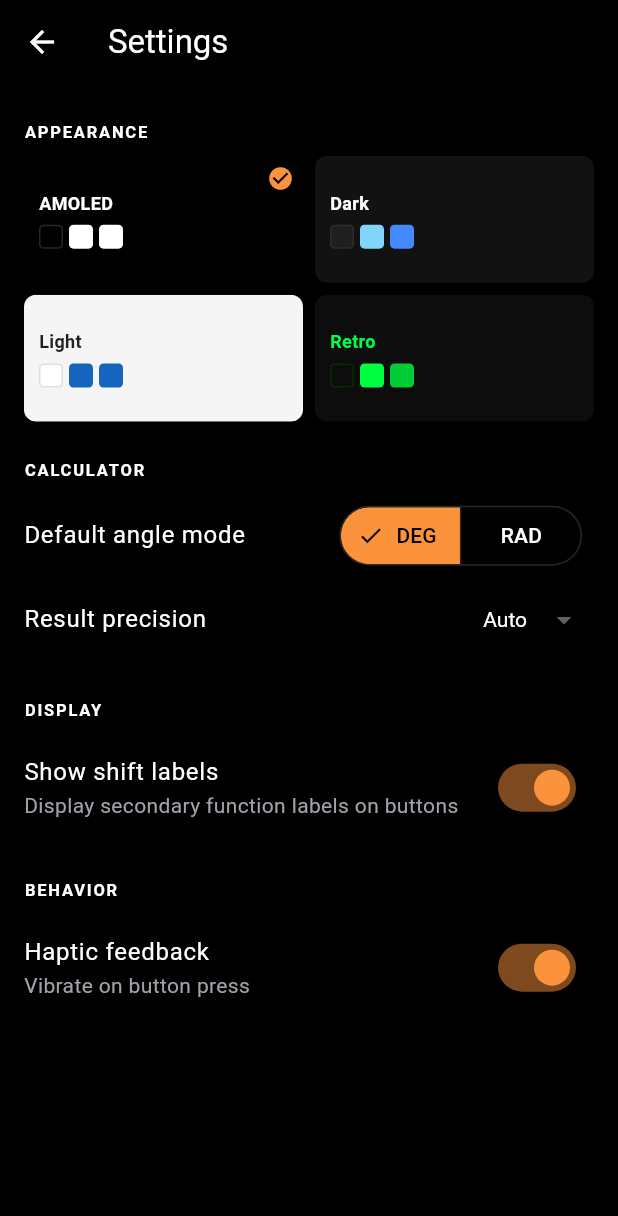
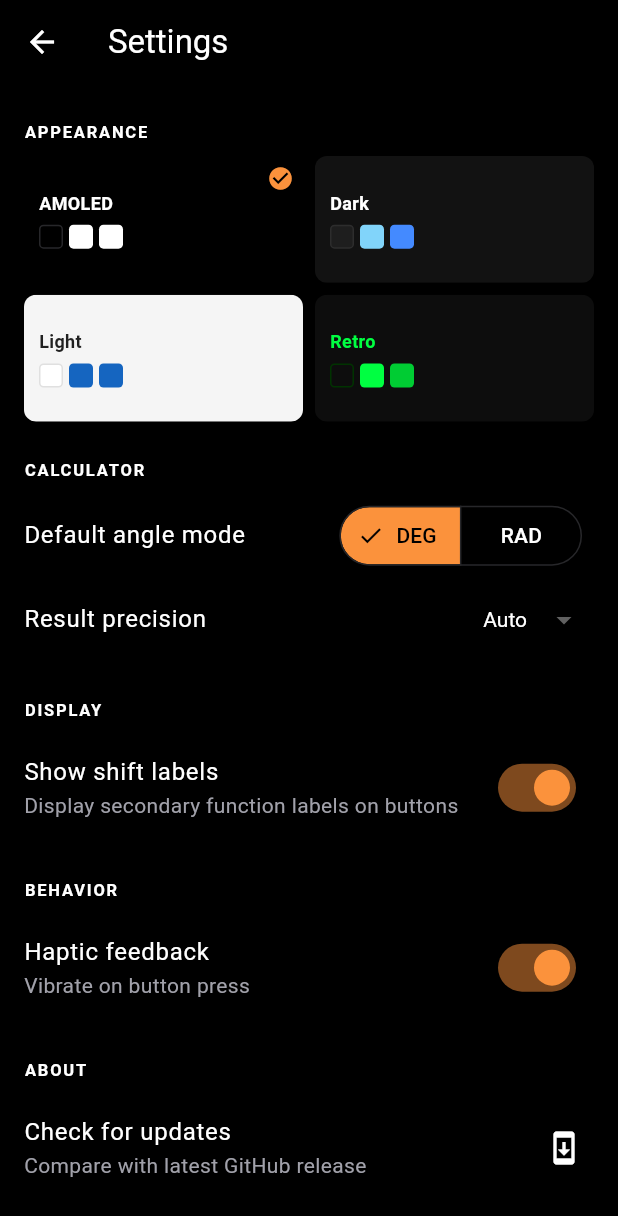
Before and after one commit to mliem2k/scientific-calculator, a Flutter app: the screen it shows after launch, after a tap on the "settings" icon, on a phone screen of 412 x 824 dp. Shown: the top 1216 px of the screen. Run offline on Flutter 3.47's test engine with Material 3 defaults, Android fonts, the phone set to English and light mode, and no system bars; our stand-ins replace shared_preferences.

Commit message:
fix: button grid layout, add Check for Updates to settings, rename app to Scientific Calculator

```diff
--- a/lib/screens/settings_screen.dart
+++ b/lib/screens/settings_screen.dart
@@ -1,12 +1,47 @@
 import 'package:flutter/material.dart';
 import 'package:provider/provider.dart';
+import 'package:url_launcher/url_launcher.dart';
 import '../controllers/settings_controller.dart';
 import '../core/ast/types.dart';
+import '../services/updater.dart';
 import '../theme/calc_theme.dart';
 import '../theme/themes.dart';
 
-class SettingsScreen extends StatelessWidget {
+class SettingsScreen extends StatefulWidget {
   const SettingsScreen({super.key});
+
+  @override
+  State<SettingsScreen> createState() => _SettingsScreenState();
+}
+
+class _SettingsScreenState extends State<SettingsScreen> {
+  bool _checking = false;
+
+  Future<void> _checkForUpdate() async {
+    setState(() => _checking = true);
+    final info = await checkForUpdate();
+    if (!mounted) return;
+    setState(() => _checking = false);
+    if (info == null) {
+      ScaffoldMessenger.of(context).showSnackBar(
+        const SnackBar(content: Text('App is up to date.')),
+      );
+    } else {
+      ScaffoldMessenger.of(context).showSnackBar(
+        SnackBar(
+          content: Text('Update available: ${info.tagName}'),
+          duration: const Duration(seconds: 10),
+          action: SnackBarAction(
+            label: 'Download',
+            onPressed: () => launchUrl(
+              Uri.parse(info.releaseUrl),
+              mode: LaunchMode.externalApplication,
+            ),
+          ),
+        ),
+      );
+    }
+  }
 
   @override
   Widget build(BuildContext context) {
@@ -117,6 +152,29 @@ class SettingsScreen extends StatelessWidget {
             value: settings.hapticFeedback,
             onChanged: settings.setHapticFeedback,
           ),
+          _SectionHeader(label: 'ABOUT', ct: ct),
+          ListTile(
+            tileColor: ct.buttonBg,
+            textColor: ct.expressionText,
+            iconColor: ct.expressionText,
+            title: const Text('Check for updates'),
+            subtitle: Text(
+              'Compare with latest GitHub release',
+              style: TextStyle(color: ct.resultText),
+            ),
+            trailing: _checking
+                ? SizedBox(
+                    width: 20,
+                    height: 20,
+                    child: CircularProgressIndicator(
+                      strokeWidth: 2,
+                      color: ct.shiftActiveColor,
+                    ),
+                  )
+                : Icon(Icons.system_update_outlined, color: ct.expressionText),
+            onTap: _checking ? null : _checkForUpdate,
+          ),
+          const SizedBox(height: 24),
         ],
       ),
     );
--- a/lib/widgets/button_grid.dart
+++ b/lib/widgets/button_grid.dart
@@ -129,10 +129,16 @@ class ButtonGrid extends StatelessWidget {
       child: Selector<CalculatorController, bool>(
         selector: (_, c) => c.state.shiftActive,
         builder: (context, shiftActive, _) {
+          return LayoutBuilder(
+            builder: (context, constraints) {
+              final rowH = constraints.maxHeight.isFinite
+                  ? constraints.maxHeight / _rows.length
+                  : 60.0;
               return Column(
                 children: [
                   for (final row in _rows)
-                Expanded(
+                    SizedBox(
+                      height: rowH,
                       child: Row(
                         crossAxisAlignment: CrossAxisAlignment.stretch,
                         children: [
@@ -148,6 +154,8 @@ class ButtonGrid extends StatelessWidget {
                       ),
                     ),
                 ],
+              );
+            },
           );
         },
       ),
```
Also changed, not shown: 2 other files. Lines whose indentation alone changed are shown as unchanged.
